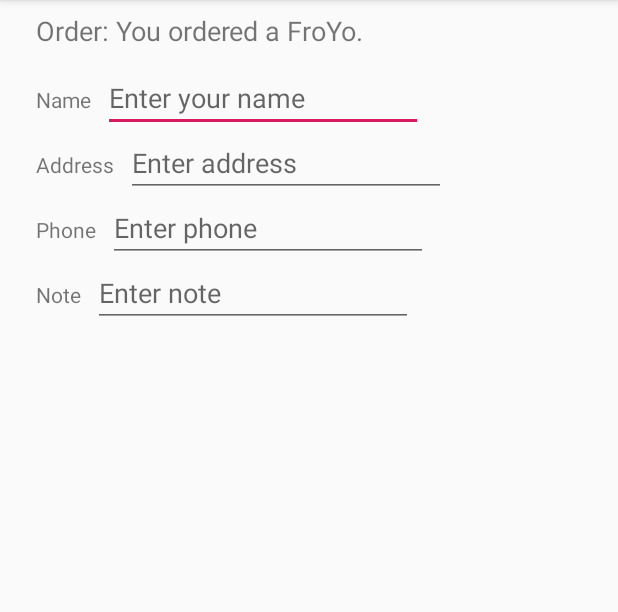
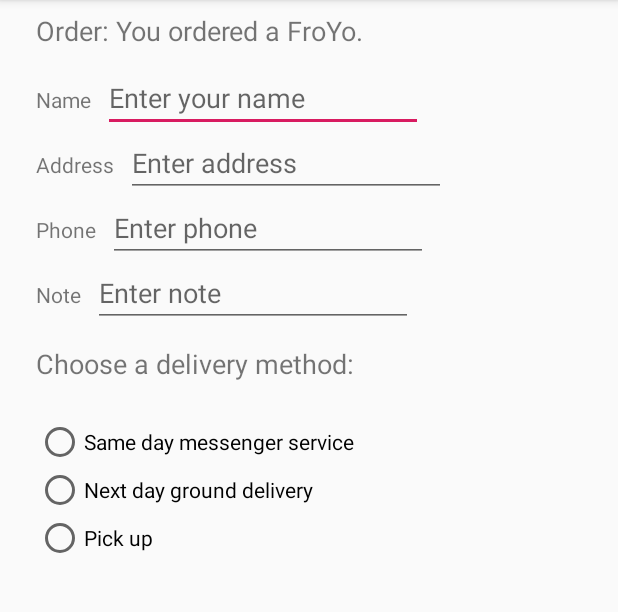
Before and after one commit to shashank205/AndroidHelloWorld, an Android app: the screen it shows after launch (OrderActivity), after a tap on an icon or button, on a phone screen of 412 x 824 dp, the part 84-696 px from its top. Run offline under Robolectric (Android 15) with nearby library versions, the light colour scheme and no system bars.

Commit message:
Add radio buttons in Droid Cafe app

```diff
--- a/droidcafe/src/main/res/layout/activity_order2.xml
+++ b/droidcafe/src/main/res/layout/activity_order2.xml
@@ -110,4 +110,48 @@
         app:layout_constraintBaseline_toBaselineOf="@+id/note_label"
         app:layout_constraintStart_toEndOf="@+id/note_label" />
 
+    <TextView
+        android:id="@+id/delivery_label"
+        android:layout_width="wrap_content"
+        android:layout_height="wrap_content"
+        android:layout_marginStart="24dp"
+        android:layout_marginLeft="24dp"
+        android:layout_marginTop="24dp"
+        android:text="@string/choose_delivery_method"
+        android:textSize="18sp"
+        app:layout_constraintStart_toStartOf="parent"
+        app:layout_constraintTop_toBottomOf="@+id/note_label" />
+
+    <RadioGroup
+        android:layout_width="wrap_content"
+        android:layout_height="wrap_content"
+        android:layout_marginStart="24dp"
+        android:layout_marginLeft="24dp"
+        android:layout_marginTop="24dp"
+        android:orientation="vertical"
+        app:layout_constraintStart_toStartOf="parent"
+        app:layout_constraintTop_toBottomOf="@+id/delivery_label">
+
+        <RadioButton
+            android:id="@+id/sameday"
+            android:layout_width="wrap_content"
+            android:layout_height="wrap_content"
+            android:onClick="onRadioButtonClicked"
+            android:text="@string/same_day_messenger_service" />
+
+        <RadioButton
+            android:id="@+id/nextday"
+            android:layout_width="wrap_content"
+            android:layout_height="wrap_content"
+            android:onClick="onRadioButtonClicked"
+            android:text="@string/next_day_ground_delivery" />
+
+        <RadioButton
+            android:id="@+id/pickup"
+            android:layout_width="wrap_content"
+            android:layout_height="wrap_content"
+            android:onClick="onRadioButtonClicked"
+            android:text="@string/pick_up" />
+    </RadioGroup>
+
 </android.support.constraint.ConstraintLayout>
--- a/droidcafe/src/main/res/values/strings.xml
+++ b/droidcafe/src/main/res/values/strings.xml
@@ -17,4 +17,8 @@
     <string name="enter_phone_hint">Enter phone</string>
     <string name="note_label_text">Note</string>
     <string name="enter_note_hint">Enter note</string>
+    <string name="choose_delivery_method">Choose a delivery method:</string>
+    <string name="same_day_messenger_service">Same day messenger service</string>
+    <string name="next_day_ground_delivery">Next day ground delivery</string>
+    <string name="pick_up">Pick up</string>
 </resources>
```
Also changed, not shown: droidcafe/src/main/java/com/example/droidcafe/OrderActivity.java (+28 -0 lines).
